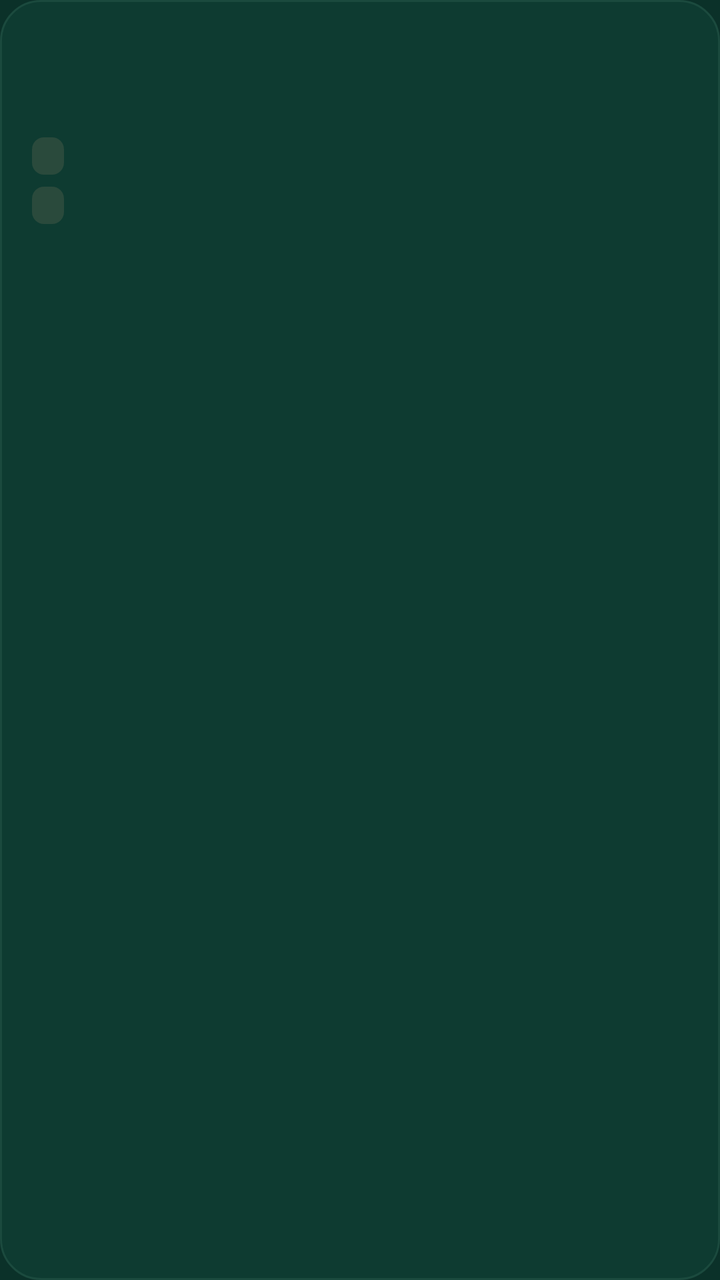
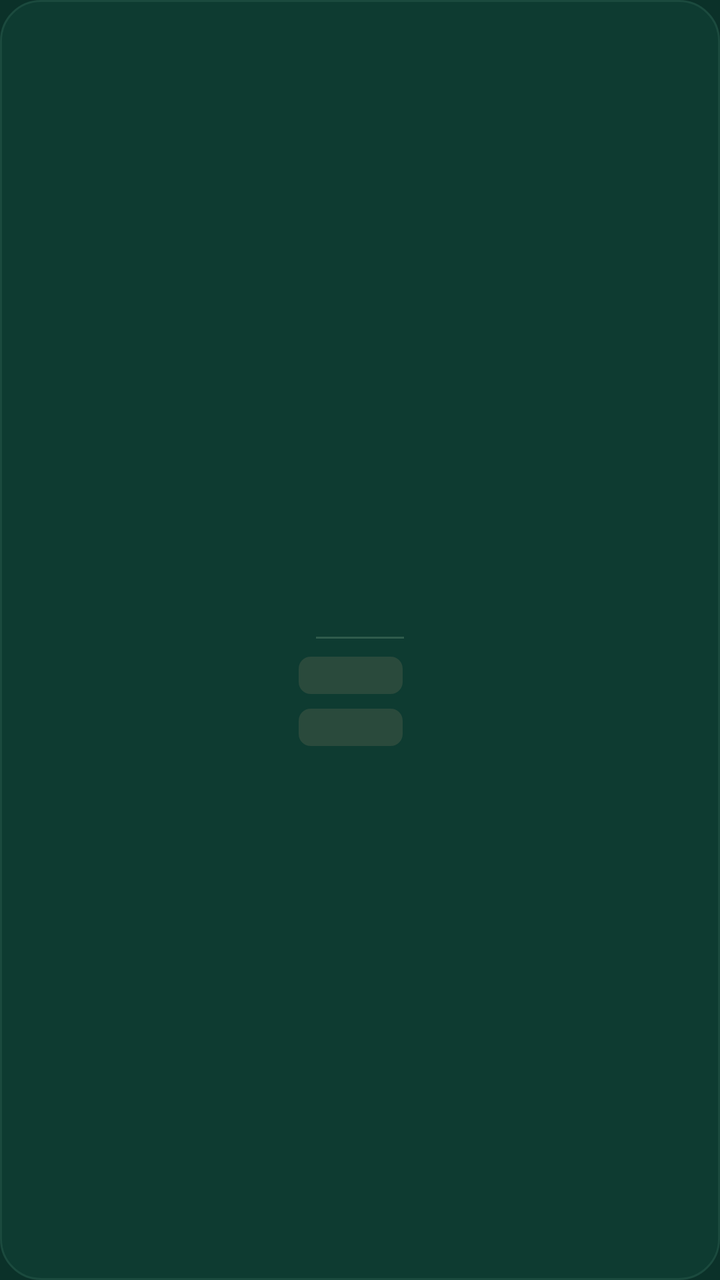

Screens rendered from an Android XML layout before and after an edit, with the pre-edit source and the edit as a unified diff.
<!-- AndroidManifest.xml: application theme Theme.Agpeya -->
<!-- res/layout/widget_gitsawe.xml -->
<?xml version="1.0" encoding="utf-8"?>
<LinearLayout xmlns:android="http://schemas.android.com/apk/res/android"
    android:id="@+id/widget_root"
    android:layout_width="match_parent"
    android:layout_height="match_parent"
    android:orientation="vertical"
    android:background="@drawable/widget_background"
    android:padding="16dp">

    
    <LinearLayout
        android:layout_width="match_parent"
        android:layout_height="wrap_content"
        android:orientation="horizontal"
        android:baselineAligned="false">

        <TextView
            android:id="@+id/widget_kicker"
            android:layout_width="0dp"
            android:layout_height="wrap_content"
            android:layout_weight="1"
            android:textColor="#E4BC5A"
            android:textSize="12sp"
            android:maxLines="1"
            android:ellipsize="end" />

        <TextView
            android:id="@+id/widget_date"
            android:layout_width="wrap_content"
            android:layout_height="wrap_content"
            android:layout_marginStart="8dp"
            android:textColor="#9DBBAD"
            android:textSize="12sp"
            android:maxLines="1" />
    </LinearLayout>

    
    <TextView
        android:id="@+id/widget_title"
        android:layout_width="match_parent"
        android:layout_height="wrap_content"
        android:layout_marginTop="6dp"
        android:textColor="#F2EDDE"
        android:textSize="15sp"
        android:textStyle="bold"
        android:maxLines="2"
        android:ellipsize="end" />

    
    <LinearLayout
        android:id="@+id/widget_row_1"
        android:layout_width="match_parent"
        android:layout_height="wrap_content"
        android:orientation="horizontal"
        android:layout_marginTop="10dp"
        android:baselineAligned="false">

        <TextView
            android:id="@+id/widget_role_1"
            android:layout_width="wrap_content"
            android:layout_height="wrap_content"
            android:background="@drawable/widget_role_chip"
            android:paddingStart="8dp"
            android:paddingEnd="8dp"
            android:paddingTop="2dp"
            android:paddingBottom="2dp"
            android:textColor="#E4BC5A"
            android:textSize="11sp" />

        <TextView
            android:id="@+id/widget_ref_1"
            android:layout_width="0dp"
            android:layout_height="wrap_content"
            android:layout_weight="1"
            android:layout_marginStart="8dp"
            android:textColor="#F2EDDE"
            android:textSize="13sp"
            android:maxLines="1"
            android:ellipsize="end" />
    </LinearLayout>

    <LinearLayout
        android:id="@+id/widget_row_2"
        android:layout_width="match_parent"
        android:layout_height="wrap_content"
        android:orientation="horizontal"
        android:layout_marginTop="6dp"
        android:baselineAligned="false">

        <TextView
            android:id="@+id/widget_role_2"
            android:layout_width="wrap_content"
            android:layout_height="wrap_content"
            android:background="@drawable/widget_role_chip"
            android:paddingStart="8dp"
            android:paddingEnd="8dp"
            android:paddingTop="2dp"
            android:paddingBottom="2dp"
            android:textColor="#E4BC5A"
            android:textSize="11sp" />

        <TextView
            android:id="@+id/widget_ref_2"
            android:layout_width="0dp"
            android:layout_height="wrap_content"
            android:layout_weight="1"
            android:layout_marginStart="8dp"
            android:textColor="#F2EDDE"
            android:textSize="13sp"
            android:maxLines="1"
            android:ellipsize="end" />
    </LinearLayout>

    
    <TextView
        android:id="@+id/widget_empty"
        android:layout_width="match_parent"
        android:layout_height="wrap_content"
        android:layout_marginTop="10dp"
        android:textColor="#9DBBAD"
        android:textSize="13sp"
        android:visibility="gone" />
</LinearLayout>
<!-- resources referenced by this layout -->
<resources>
  <!-- drawable widget_background (drawable) -->
  <?xml version="1.0" encoding="utf-8"?>
  <shape xmlns:android="http://schemas.android.com/apk/res/android"
      android:shape="rectangle">
      <solid android:color="#0E3B31" />
      <stroke
          android:width="1dp"
          android:color="#1B4A3E" />
      <corners android:radius="20dp" />
  </shape>
  <!-- drawable widget_role_chip (drawable) -->
  <?xml version="1.0" encoding="utf-8"?>
  <shape xmlns:android="http://schemas.android.com/apk/res/android"
      android:shape="rectangle">
      <solid android:color="#2A4A3C" />
      <corners android:radius="6dp" />
  </shape>
  <style name="Theme.Agpeya" parent="android:Theme.Material.NoActionBar">
          <item name="android:windowBackground">#0B3129</item>
      </style>
</resources>

<!-- the commit's change to res/layout/widget_gitsawe.xml (unified diff, before → after) -->
@@ -4,109 +4,109 @@
     android:layout_width="match_parent"
     android:layout_height="match_parent"
     android:orientation="vertical"
+    android:gravity="center"
     android:background="@drawable/widget_background"
-    android:padding="16dp">
+    android:paddingStart="14dp"
+    android:paddingEnd="14dp"
+    android:paddingTop="12dp"
+    android:paddingBottom="12dp">
 
     
-    <LinearLayout
+    <TextView
+        android:id="@+id/widget_date"
         android:layout_width="match_parent"
         android:layout_height="wrap_content"
-        android:orientation="horizontal"
-        android:baselineAligned="false">
-
-        <TextView
-            android:id="@+id/widget_kicker"
-            android:layout_width="0dp"
-            android:layout_height="wrap_content"
-            android:layout_weight="1"
-            android:textColor="#E4BC5A"
-            android:textSize="12sp"
-            android:maxLines="1"
-            android:ellipsize="end" />
-
-        <TextView
-            android:id="@+id/widget_date"
-            android:layout_width="wrap_content"
-            android:layout_height="wrap_content"
-            android:layout_marginStart="8dp"
-            android:textColor="#9DBBAD"
-            android:textSize="12sp"
-            android:maxLines="1" />
-    </LinearLayout>
+        android:gravity="center"
+        android:textColor="#E4BC5A"
+        android:textSize="12sp"
+        android:letterSpacing="0.04"
+        android:maxLines="1"
+        android:ellipsize="end" />
 
     
     <TextView
         android:id="@+id/widget_title"
         android:layout_width="match_parent"
         android:layout_height="wrap_content"
-        android:layout_marginTop="6dp"
+        android:layout_marginTop="5dp"
+        android:gravity="center"
         android:textColor="#F2EDDE"
-        android:textSize="15sp"
+        android:textSize="16sp"
         android:textStyle="bold"
+        android:lineSpacingMultiplier="1.1"
         android:maxLines="2"
         android:ellipsize="end" />
 
     
+    <ImageView
+        android:id="@+id/widget_rule"
+        android:layout_width="44dp"
+        android:layout_height="1dp"
+        android:layout_marginTop="9dp"
+        android:layout_marginBottom="9dp"
+        android:contentDescription="@null"
+        android:background="#2F5B4C" />
+
+    
     <LinearLayout
         android:id="@+id/widget_row_1"
-        android:layout_width="match_parent"
+        android:layout_width="wrap_content"
         android:layout_height="wrap_content"
         android:orientation="horizontal"
-        android:layout_marginTop="10dp"
+        android:gravity="center_vertical"
         android:baselineAligned="false">
 
         <TextView
             android:id="@+id/widget_role_1"
-            android:layout_width="wrap_content"
+            android:layout_width="52dp"
             android:layout_height="wrap_content"
             android:background="@drawable/widget_role_chip"
-            android:paddingStart="8dp"
-            android:paddingEnd="8dp"
+            android:gravity="center"
             android:paddingTop="2dp"
             android:paddingBottom="2dp"
             android:textColor="#E4BC5A"
-            android:textSize="11sp" />
+            android:textSize="11sp"
+            android:maxLines="1" />
 
         <TextView
             android:id="@+id/widget_ref_1"
-            android:layout_width="0dp"
+            android:layout_width="wrap_content"
             android:layout_height="wrap_content"
-            android:layout_weight="1"
-            android:layout_marginStart="8dp"
+            android:layout_marginStart="9dp"
             android:textColor="#F2EDDE"
-            android:textSize="13sp"
+            android:textSize="14sp"
             android:maxLines="1"
             android:ellipsize="end" />
     </LinearLayout>
 
     <LinearLayout
         android:id="@+id/widget_row_2"
-        android:layout_width="match_parent"
+        android:layout_width="wrap_content"
         android:layout_height="wrap_content"
         android:orientation="horizontal"
-        android:layout_marginTop="6dp"
+        android:gravity="center_vertical"
+        android:layout_marginTop="7dp"
         android:baselineAligned="false">
 
         <TextView
             android:id="@+id/widget_role_2"
-            android:layout_width="wrap_content"
+            android:layout_width="52dp"
             android:layout_height="wrap_content"
             android:background="@drawable/widget_role_chip"
-            android:paddingStart="8dp"
-            android:paddingEnd="8dp"
+            android:gravity="center"
             android:paddingTop="2dp"
             android:paddingBottom="2dp"
             android:textColor="#E4BC5A"
-            android:textSize="11sp" />
+            android:textSize="11sp"
+            android:maxLines="1" />
 
         <TextView
             android:id="@+id/widget_ref_2"
-            android:layout_width="0dp"
+            android:layout_width="wrap_content"
             android:layout_height="wrap_content"
-            android:layout_weight="1"
-            android:layout_marginStart="8dp"
+            android:layout_marginStart="9dp"
             android:textColor="#F2EDDE"
-            android:textSize="13sp"
+            android:textSize="14sp"
             android:maxLines="1"
             android:ellipsize="end" />
     </LinearLayout>
@@ -116,7 +116,7 @@
         android:id="@+id/widget_empty"
         android:layout_width="match_parent"
         android:layout_height="wrap_content"
-        android:layout_marginTop="10dp"
+        android:gravity="center"
         android:textColor="#9DBBAD"
         android:textSize="13sp"
         android:visibility="gone" />
